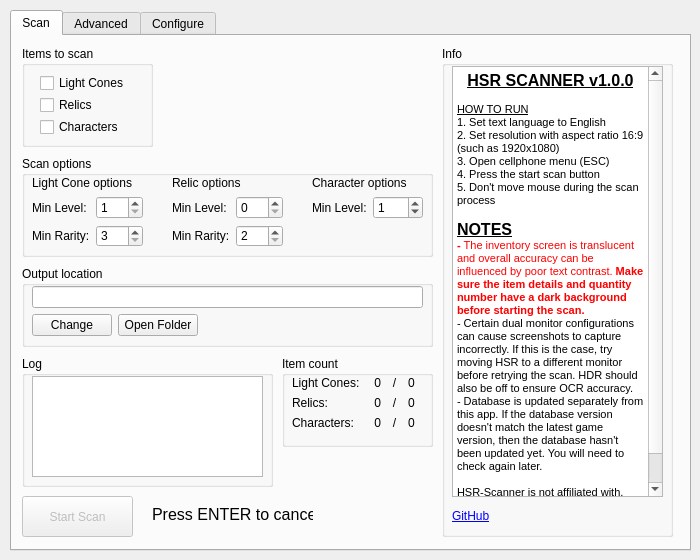
Qt form src/ui/hsr_scanner.ui (kel-z/HSR-Scanner) before a commit.
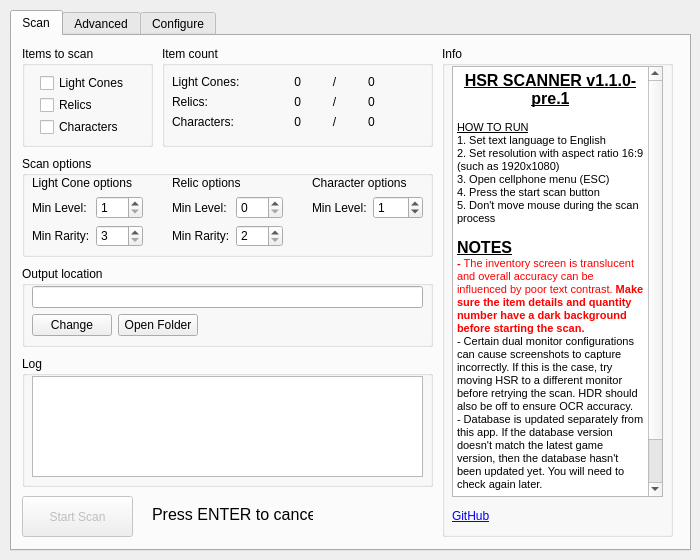
The same form after that commit. Custom widgets are drawn as their Qt base class.

Patch:
```diff
--- a/src/ui/hsr_scanner.ui
+++ b/src/ui/hsr_scanner.ui
@@ -140,10 +140,10 @@
      <widget class="QGroupBox" name="groupBox">
       <property name="geometry">
        <rect>
-        <x>270</x>
-        <y>320</y>
-        <width>151</width>
-        <height>91</height>
+        <x>150</x>
+        <y>10</y>
+        <width>271</width>
+        <height>101</height>
        </rect>
       </property>
       <property name="title">
@@ -154,11 +154,17 @@
         <rect>
          <x>10</x>
          <y>20</y>
-         <width>131</width>
-         <height>61</height>
+         <width>251</width>
+         <height>71</height>
         </rect>
        </property>
        <layout class="QFormLayout" name="formLayout_3">
+        <property name="formAlignment">
+         <set>Qt::AlignLeading|Qt::AlignLeft|Qt::AlignVCenter</set>
+        </property>
+        <property name="verticalSpacing">
+         <number>6</number>
+        </property>
         <item row="0" column="0">
          <widget class="QLabel" name="label_23">
           <property name="text">
@@ -566,7 +572,7 @@
 &lt;html&gt;&lt;head&gt;&lt;meta name=&quot;qrichtext&quot; content=&quot;1&quot; /&gt;&lt;style type=&quot;text/css&quot;&gt;
 p, li { white-space: pre-wrap; }
 &lt;/style&gt;&lt;/head&gt;&lt;body style=&quot; font-family:'MS Shell Dlg 2'; font-size:8.25pt; font-weight:400; font-style:normal;&quot;&gt;
-&lt;p align=&quot;center&quot; style=&quot; margin-top:0px; margin-bottom:0px; margin-left:0px; margin-right:0px; -qt-block-indent:0; text-indent:0px;&quot;&gt;&lt;span style=&quot; font-size:12pt; font-weight:600; text-decoration: underline;&quot;&gt;HSR SCANNER v1.0.0&lt;/span&gt;&lt;/p&gt;
+&lt;p align=&quot;center&quot; style=&quot; margin-top:0px; margin-bottom:0px; margin-left:0px; margin-right:0px; -qt-block-indent:0; text-indent:0px;&quot;&gt;&lt;span style=&quot; font-size:12pt; font-weight:600; text-decoration: underline;&quot;&gt;HSR SCANNER v1.1.0-pre.1&lt;/span&gt;&lt;/p&gt;
 &lt;p align=&quot;center&quot; style=&quot;-qt-paragraph-type:empty; margin-top:0px; margin-bottom:0px; margin-left:0px; margin-right:0px; -qt-block-indent:0; text-indent:0px;&quot;&gt;&lt;br /&gt;&lt;/p&gt;
 &lt;p style=&quot; margin-top:0px; margin-bottom:0px; margin-left:0px; margin-right:0px; -qt-block-indent:0; text-indent:0px;&quot;&gt;&lt;span style=&quot; text-decoration: underline;&quot;&gt;HOW TO RUN&lt;/span&gt;&lt;/p&gt;
 &lt;p style=&quot; margin-top:0px; margin-bottom:0px; margin-left:0px; margin-right:0px; -qt-block-indent:0; text-indent:0px;&quot;&gt;1. Set text language to English&lt;/p&gt;
@@ -629,7 +635,7 @@
        <rect>
         <x>10</x>
         <y>320</y>
-        <width>251</width>
+        <width>411</width>
         <height>131</height>
        </rect>
       </property>
@@ -641,7 +647,7 @@
         <rect>
          <x>10</x>
          <y>20</y>
-         <width>231</width>
+         <width>391</width>
          <height>101</height>
         </rect>
        </property>
```
Left out of the diff: 4 changed lines with no effect on the pictures.
